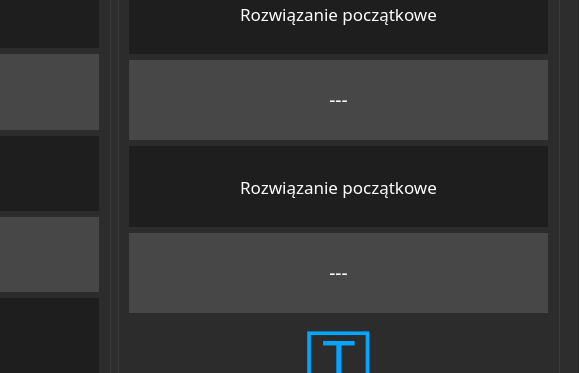
Above: Projekt/app.ui from Julnowak/Vineyard-Model before the change; both pictures show x 421 to 1000 and y 153 to 526 of the 1000 by 639 pixel window. Below: the same form after it.
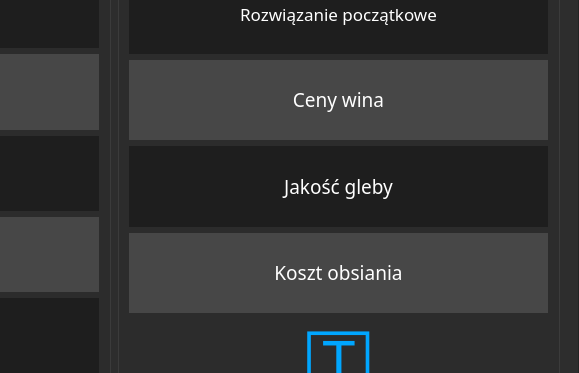
That is the form after the change. The open tabs and pages were chosen to show the change. Icons and pictures are not drawn. Custom widgets are drawn as their Qt base class.

Commit message: Changes with aspiration

```diff
--- a/Projekt/app.ui
+++ b/Projekt/app.ui
@@ -5106,7 +5106,7 @@
                    <property name="font">
                     <font>
                      <family>Tw Cen MT Condensed</family>
-                     <pointsize>13</pointsize>
+                     <pointsize>14</pointsize>
                     </font>
                    </property>
                    <property name="styleSheet">
@@ -5114,7 +5114,7 @@
 background-color: rgb(30, 30, 30);</string>
                    </property>
                    <property name="text">
-                    <string>Rozwiązanie początkowe</string>
+                    <string>Jakość gleby</string>
                    </property>
                    <property name="alignment">
                     <set>Qt::AlignCenter</set>
@@ -5134,7 +5134,7 @@
 background-color: rgb(71, 71, 71);</string>
                    </property>
                    <property name="text">
-                    <string>&lt;html&gt;&lt;head/&gt;&lt;body&gt;&lt;p&gt;&lt;span style=&quot; color:#ffffff;&quot;&gt;---&lt;/span&gt;&lt;/p&gt;&lt;/body&gt;&lt;/html&gt;</string>
+                    <string>&lt;html&gt;&lt;head/&gt;&lt;body&gt;&lt;p&gt;Koszt obsiania&lt;/p&gt;&lt;/body&gt;&lt;/html&gt;</string>
                    </property>
                    <property name="alignment">
                     <set>Qt::AlignCenter</set>
@@ -5221,7 +5221,7 @@
 background-color: rgb(71, 71, 71);</string>
                    </property>
                    <property name="text">
-                    <string>&lt;html&gt;&lt;head/&gt;&lt;body&gt;&lt;p&gt;&lt;span style=&quot; color:#ffffff;&quot;&gt;---&lt;/span&gt;&lt;/p&gt;&lt;/body&gt;&lt;/html&gt;</string>
+                    <string>&lt;html&gt;&lt;head/&gt;&lt;body&gt;&lt;p&gt;Ceny wina&lt;/p&gt;&lt;/body&gt;&lt;/html&gt;</string>
                    </property>
                    <property name="alignment">
                     <set>Qt::AlignCenter</set>
```
Left out of the diff: 10 changed lines with no effect on the pictures. The commit also changes 1 other file.
